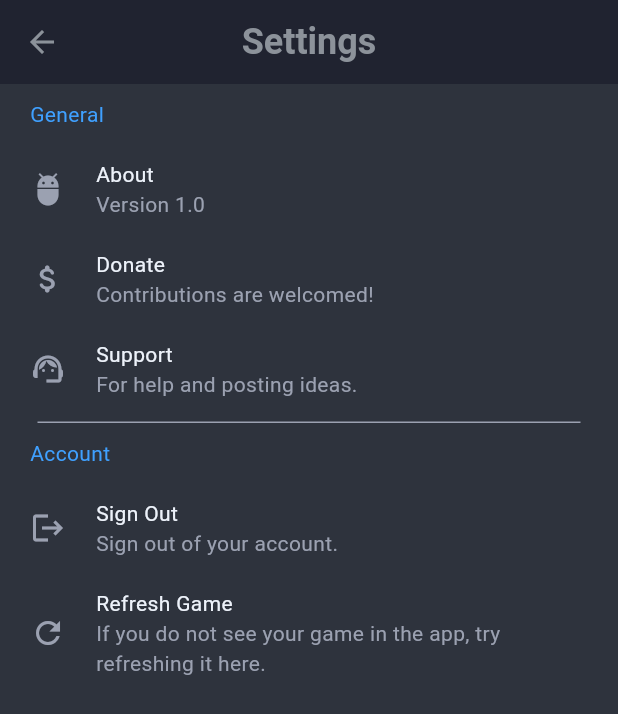
After one commit to noahfoe/STEAMER---Steam-Achievement-Tracker-App, a Flutter app: the SettingsScreen screen opened directly, on a phone screen of 412 x 824 dp. The commit adds this screen. Shown: the top 714 px of the screen. Run offline on Flutter 3.47's test engine with Material 3 defaults, Android fonts, the phone set to English and light mode, and no system bars; our stand-ins replace equatable, get, logger, shared_preferences; missing offline and left inert: flutter_webview_plugin, steam_login; accounts and stored records are empty; network calls fail.

Commit message:
refactored to speed up library load times, added settings screen, touched up ui for drawer

```diff
--- a/lib/features/games/widgets/game_list_tile.dart
+++ b/lib/features/games/widgets/game_list_tile.dart
@@ -1,16 +1,19 @@
 import 'package:flutter/material.dart';
 import 'package:steam_achievement_tracker/features/games/screens/game_details_screen.dart';
 import 'package:steam_achievement_tracker/services/models/games/game.dart';
+import 'package:steam_achievement_tracker/services/models/games/game_details.dart';
 import 'package:steam_achievement_tracker/services/utils/colors.dart';
 
 class GameListTile extends StatelessWidget {
   final Game game;
   final String steamId;
+  final GameDetails gameDetails;
 
   const GameListTile({
     Key? key,
     required this.game,
     required this.steamId,
+    required this.gameDetails,
   }) : super(key: key);
 
   @override
@@ -22,6 +25,7 @@ class GameListTile extends StatelessWidget {
             builder: (context) => GameDetailsScreen(
               steamID: steamId,
               game: game,
+              gameDetails: gameDetails,
             ),
           ),
         );
--- a/lib/features/home/controllers/home_screen_controller.dart
+++ b/lib/features/home/controllers/home_screen_controller.dart
@@ -72,6 +72,9 @@ class HomeScreenController extends GetxController with StateMixin<void> {
       MaterialPageRoute(
         builder: (context) => GamesScreen(
           steamID: steamID,
+          playerGamesList: playerGamesList.value,
+          gameDetails: gameDetails.value,
+          playerSummary: playerSummary.value,
         ),
       ),
     );
--- /dev/null
+++ b/lib/features/settings/screens/settings_screen.dart
@@ -0,0 +1,185 @@
+import 'package:flutter/material.dart';
+import 'package:steam_achievement_tracker/services/utils/colors.dart';
+import 'package:steam_achievement_tracker/services/widgets/my_app_bar.dart';
+
+class SettingsScreen extends StatelessWidget {
+  const SettingsScreen({Key? key}) : super(key: key);
+  @override
+  Widget build(BuildContext context) {
+    return Scaffold(
+      appBar: myAppBar(title: "Settings"),
+      backgroundColor: KColors.backgroundColor,
+      body: Column(
+        crossAxisAlignment: CrossAxisAlignment.start,
+        children: [
+          _SettingsSection(
+            title: const Text(
+              "General",
+              style: TextStyle(
+                color: KColors.buttonColor,
+              ),
+            ),
+            children: [
+              _BasicSettingButton(
+                title: "About",
+                subtitle: "Version 1.0",
+                icon: const Icon(
+                  Icons.adb_outlined,
+                  color: KColors.inactiveTextColor,
+                ),
+                onTap: () {},
+              ),
+              _BasicSettingButton(
+                title: "Donate",
+                subtitle: "Contributions are welcomed!",
+                icon: const Icon(
+                  Icons.attach_money_rounded,
+                  color: KColors.inactiveTextColor,
+                ),
+                onTap: () {},
+              ),
+              _BasicSettingButton(
+                title: "Support",
+                subtitle: "For help and posting ideas.",
+                icon: const Icon(
+                  Icons.support_agent,
+                  color: KColors.inactiveTextColor,
+                ),
+                onTap: () {},
+              ),
+            ],
+          ),
+          const _Divider(),
+          _SettingsSection(
+            title: const Text(
+              "Account",
+              style: TextStyle(
+                color: KColors.buttonColor,
+              ),
+            ),
+            children: [
+              _BasicSettingButton(
+                title: "Sign Out",
+                subtitle: "Sign out of your account.",
+                icon: const Icon(
+                  Icons.logout,
+                  color: KColors.inactiveTextColor,
+                ),
+                onTap: () {},
+              ),
+              _BasicSettingButton(
+                title: "Refresh Game",
+                subtitle:
+                    "If you do not see your game in the app, try refreshing it here.",
+                icon: const Icon(
+                  Icons.refresh,
+                  color: KColors.inactiveTextColor,
+                ),
+                onTap: () {},
+              ),
+            ],
+          ),
+        ],
+      ),
+    );
+  }
+}
+
+class _SettingsSection extends StatelessWidget {
+  final Widget title;
+  final List<Widget> children;
+
+  const _SettingsSection({
+    required this.title,
+    required this.children,
+  });
+
+  @override
+  Widget build(BuildContext context) {
+    return Column(
+      crossAxisAlignment: CrossAxisAlignment.start,
+      children: [
+        const SizedBox(height: 10),
+        Padding(
+          padding: const EdgeInsets.only(left: 20.0),
+          child: title,
+        ),
+        const SizedBox(height: 10),
+        ...children,
+      ],
+    );
+  }
+}
+
+class _Divider extends StatelessWidget {
+  const _Divider({Key? key}) : super(key: key);
+  @override
+  Widget build(BuildContext context) {
+    return const Column(
+      children: [
+        SizedBox(height: 5),
+        Divider(
+          thickness: 1,
+          height: 1,
+          indent: 25,
+          endIndent: 25,
+          color: KColors.inactiveTextColor,
+        ),
+      ],
+    );
+  }
+}
+
+class _BasicSettingButton extends StatelessWidget {
+  final String title;
+  final String subtitle;
+  final Icon icon;
+  final Function()? onTap;
+  const _BasicSettingButton({
+    Key? key,
+    required this.title,
+    required this.icon,
+    required this.subtitle,
+    this.onTap,
+  }) : super(key: key);
+  @override
+  Widget build(BuildContext context) {
+    return GestureDetector(
+      onTap: onTap,
+      child: Container(
+        padding: const EdgeInsets.symmetric(vertical: 10),
+        width: double.infinity,
+        color: KColors.backgroundColor,
+        child: Padding(
+          padding: const EdgeInsets.only(left: 20.0),
+          child: Row(
+            children: [
+              icon,
+              const SizedBox(width: 20),
+              Column(
+                crossAxisAlignment: CrossAxisAlignment.start,
+                children: [
+                  Text(
+                    title,
+                    style: const TextStyle(
+                      color: KColors.activeTextColor,
+                    ),
+                  ),
+                  SizedBox(
+                    width: MediaQuery.of(context).size.width * 0.7,
+                    child: Text(
+                      subtitle,
+                      style: const TextStyle(
+                        color: KColors.inactiveTextColor,
+                      ),
+                    ),
+                  ),
+                ],
+              ),
+            ],
+          ),
+        ),
+      ),
+    );
+  }
+}
```
Also changed, not shown: lib/features/games/controllers/game_details_controller.dart (+15 -6 lines), lib/features/games/controllers/games_screen_controller.dart (+12 -8 lines), lib/features/games/screens/game_details_screen.dart (+21 -27 lines), lib/features/games/screens/games_screen.dart (+23 -1 lines), lib/features/home/screens/home_screen.dart (+76 -13 lines).
